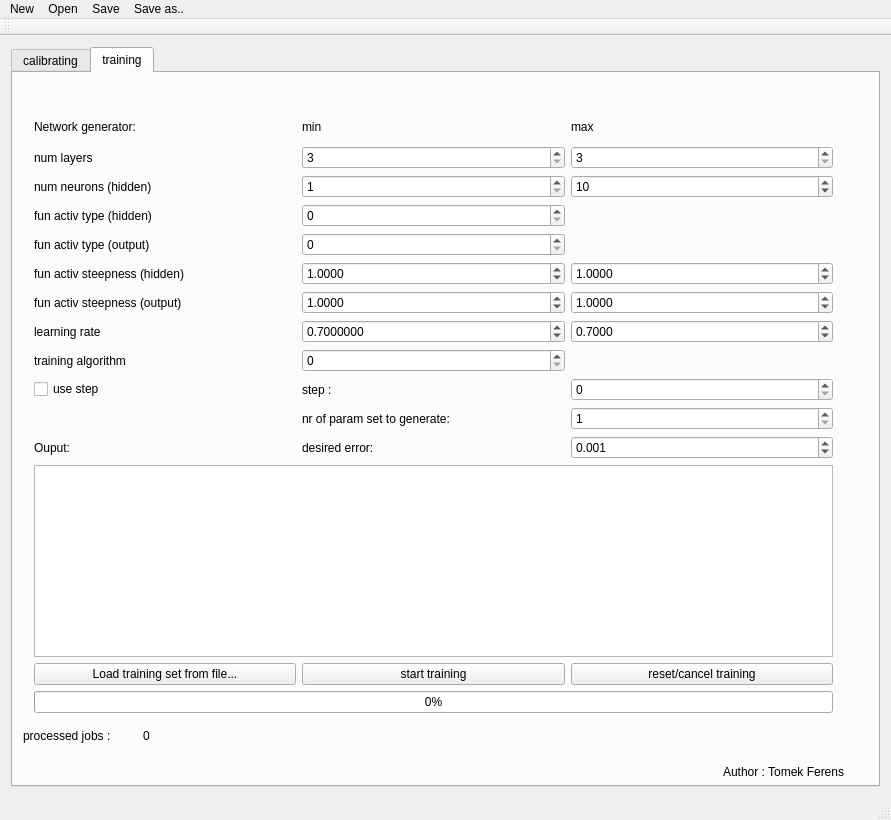
Qt form App/calib_tools/calib_tool/calibtool.ui (ferot/dms) before a commit.
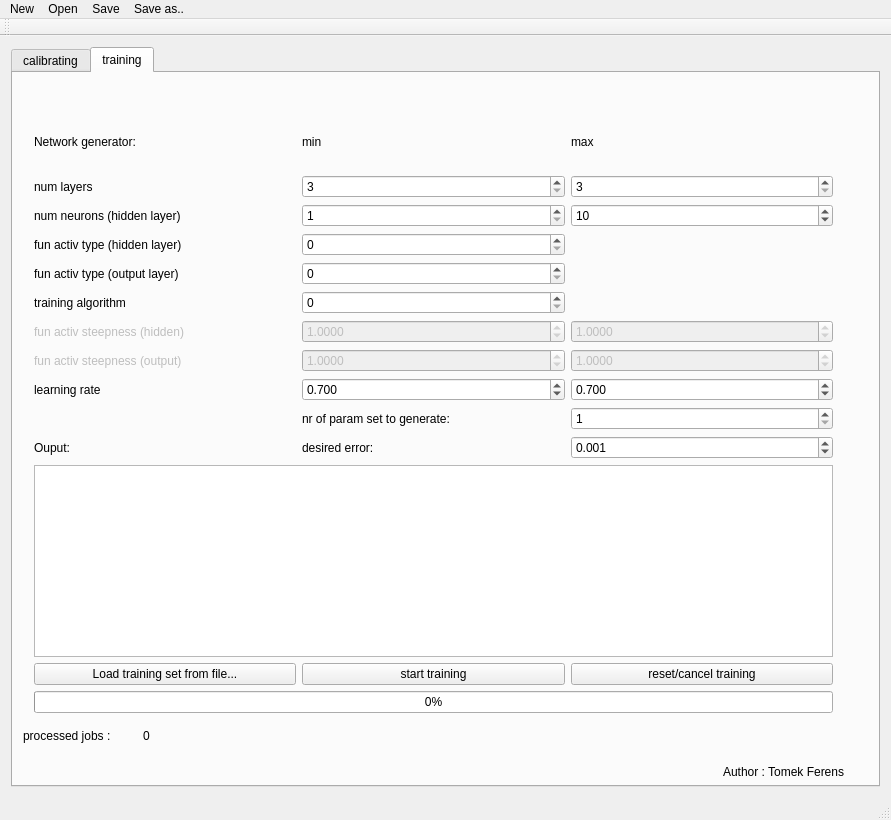
The same form after that commit.

Diff of the .ui file:
```diff
--- a/App/calib_tools/calib_tool/calibtool.ui
+++ b/App/calib_tools/calib_tool/calibtool.ui
@@ -358,6 +358,68 @@
          </rect>
         </property>
         <layout class="QGridLayout" name="gridLayout_2">
+         <item row="21" column="2">
+          <widget class="QPushButton" name="button_cancel_training">
+           <property name="text">
+            <string>reset/cancel training</string>
+           </property>
+          </widget>
+         </item>
+         <item row="6" column="0">
+          <widget class="QLabel" name="label_18">
+           <property name="toolTip">
+            <string extracomment="0 - LINEAR 3-SIGMOID 4-SIG_STEPWISE 5-SIG_SYMMETRIC 6-SIG_SYM_STEP">0 - LINEAR 3-SIGMOID 4-SIG_STEPWISE 5-SIG_SYMMETRIC 6-SIG_SYM_STEP</string>
+           </property>
+           <property name="toolTipDuration">
+            <number>5</number>
+           </property>
+           <property name="text">
+            <string>fun activ type (hidden layer)</string>
+           </property>
+          </widget>
+         </item>
+         <item row="8" column="0">
+          <widget class="QLabel" name="label_19">
+           <property name="text">
+            <string>fun activ type (output layer)</string>
+           </property>
+          </widget>
+         </item>
+         <item row="6" column="1">
+          <widget class="QSpinBox" name="spinBox_fun_hidden_type">
+           <property name="toolTip">
+            <string notr="true">0 - LINEAR 3-SIGMOID 4-SIG_STEPWISE 5-SIG_SYMMETRIC 6-SIG_SYM_STEP</string>
+           </property>
+           <property name="whatsThis">
+            <string extracomment="0 - LINEAR 3-SIGMOID 4-SIG_STEPWISE 5-SIG_SYMMETRIC 6-SIG_SYM_STEP"/>
+           </property>
+           <property name="minimum">
+            <number>0</number>
+           </property>
+           <property name="maximum">
+            <number>1000</number>
+           </property>
+           <property name="value">
+            <number>0</number>
+           </property>
+          </widget>
+         </item>
+         <item row="8" column="1">
+          <widget class="QSpinBox" name="spinBox_fun_output_type">
+           <property name="toolTip">
+            <string>0 - LINEAR 3-SIGMOID 4-SIG_STEPWISE 5-SIG_SYMMETRIC 6-SIG_SYM_STEP</string>
+           </property>
+           <property name="minimum">
+            <number>0</number>
+           </property>
+           <property name="maximum">
+            <number>1000</number>
+           </property>
+           <property name="value">
+            <number>0</number>
+           </property>
+          </widget>
+         </item>
          <item row="5" column="2">
           <widget class="QSpinBox" name="spinBox_numneur_max">
            <property name="minimum">
@@ -374,7 +436,7 @@
            </property>
           </widget>
          </item>
-         <item row="15" column="0" rowspan="3" colspan="3">
+         <item row="17" column="0" rowspan="3" colspan="3">
           <widget class="QTextEdit" name="text_edit_output"/>
          </item>
          <item row="1" column="0">
@@ -387,12 +449,15 @@
          <item row="5" column="0">
           <widget class="QLabel" name="label_7">
            <property name="text">
-            <string>num neurons (hidden)</string>
+            <string>num neurons (hidden layer)</string>
            </property>
           </widget>
          </item>
-         <item row="8" column="2">
+         <item row="10" column="2">
           <widget class="QDoubleSpinBox" name="doubleSpinBox_funhidsteep_max">
+           <property name="enabled">
+            <bool>false</bool>
+           </property>
            <property name="decimals">
             <number>4</number>
            </property>
@@ -404,16 +469,13 @@
            </property>
           </widget>
          </item>
-         <item row="20" column="0" colspan="3">
+         <item row="22" column="0" colspan="3">
           <widget class="QProgressBar" name="progressBar">
            <property name="value">
             <number>0</number>
            </property>
           </widget>
          </item>
-         <item row="12" column="2">
-          <widget class="QSpinBox" name="step_spinBox_7"/>
-         </item>
          <item row="5" column="1">
           <widget class="QSpinBox" name="spinBox_numneur_min">
            <property name="minimum">
@@ -444,15 +506,21 @@
            </property>
           </widget>
          </item>
-         <item row="9" column="0">
+         <item row="12" column="0">
           <widget class="QLabel" name="label_9">
+           <property name="enabled">
+            <bool>false</bool>
+           </property>
            <property name="text">
             <string>fun activ steepness (output)</string>
            </property>
           </widget>
          </item>
-         <item row="9" column="2">
+         <item row="12" column="2">
           <widget class="QDoubleSpinBox" name="doubleSpinBox_funoutpsteep_max">
+           <property name="enabled">
+            <bool>false</bool>
+           </property>
            <property name="decimals">
             <number>4</number>
            </property>
@@ -471,15 +539,18 @@
            </property>
           </widget>
          </item>
-         <item row="19" column="0">
+         <item row="21" column="0">
           <widget class="QPushButton" name="loadFromFileButton">
            <property name="text">
             <string>Load training set from file...</string>
            </property>
           </widget>
          </item>
-         <item row="8" column="1">
+         <item row="10" column="1">
           <widget class="QDoubleSpinBox" name="doubleSpinBox_funhidsteep_min">
+           <property name="enabled">
+            <bool>false</bool>
+           </property>
            <property name="decimals">
             <number>4</number>
            </property>
@@ -491,15 +562,11 @@
            </property>
           </widget>
          </item>
-         <item row="12" column="0">
-          <widget class="QCheckBox" name="step_checkBox">
-           <property name="text">
-            <string>use step </string>
-           </property>
-          </widget>
-         </item>
-         <item row="9" column="1">
+         <item row="12" column="1">
           <widget class="QDoubleSpinBox" name="doubleSpinBox__funoutpsteep_min">
+           <property name="enabled">
+            <bool>false</bool>
+           </property>
            <property name="decimals">
             <number>4</number>
            </property>
@@ -518,20 +585,16 @@
            </property>
           </widget>
          </item>
-         <item row="8" column="0">
+         <item row="10" column="0">
           <widget class="QLabel" name="label_8">
+           <property name="enabled">
+            <bool>false</bool>
+           </property>
            <property name="text">
             <string>fun activ steepness (hidden)</string>
            </property>
           </widget>
          </item>
-         <item row="12" column="1">
-          <widget class="QLabel" name="label_10">
-           <property name="text">
-            <string>step : </string>
-           </property>
-          </widget>
-         </item>
          <item row="4" column="0">
           <widget class="QLabel" name="label_6">
            <property name="text">
@@ -539,17 +602,17 @@
            </property>
           </widget>
          </item>
-         <item row="10" column="0">
+         <item row="13" column="0">
           <widget class="QLabel" name="label_5">
            <property name="text">
             <string>learning rate</string>
            </property>
           </widget>
          </item>
-         <item row="10" column="1">
+         <item row="13" column="1">
           <widget class="QDoubleSpinBox" name="doubleSpinBox_learnrate_min">
            <property name="decimals">
-            <number>7</number>
+            <number>3</number>
            </property>
            <property name="minimum">
             <double>0.100000000000000</double>
@@ -565,10 +628,10 @@
            </property>
           </widget>
          </item>
-         <item row="10" column="2">
+         <item row="13" column="2">
           <widget class="QDoubleSpinBox" name="doubleSpinBox_learnrate_max">
            <property name="decimals">
-            <number>4</number>
+            <number>3</number>
            </property>
            <property name="singleStep">
             <double>0.010000000000000</double>
@@ -578,14 +641,14 @@
            </property>
           </widget>
          </item>
-         <item row="14" column="1">
+         <item row="16" column="1">
           <widget class="QLabel" name="label_14">
            <property name="text">
             <string>desired error:</string>
            </property>
           </widget>
          </item>
-         <item row="14" column="2">
+         <item row="16" column="2">
           <widget class="QDoubleSpinBox" name="doubleSpinBox_desired_error">
            <property name="decimals">
             <number>3</number>
@@ -598,21 +661,21 @@
            </property>
           </widget>
          </item>
-         <item row="13" column="1">
+         <item row="15" column="1">
           <widget class="QLabel" name="label_15">
            <property name="text">
             <string>nr of param set to generate:</string>
            </property>
           </widget>
          </item>
-         <item row="14" column="0">
+         <item row="16" column="0">
           <widget class="QLabel" name="label_train_output">
            <property name="text">
             <string>Ouput:</string>
            </property>
           </widget>
          </item>
-         <item row="13" column="2">
+         <item row="15" column="2">
           <widget class="QSpinBox" name="spinBox_setCount">
            <property name="minimum">
             <number>1</number>
@@ -622,76 +685,14 @@
            </property>
           </widget>
          </item>
-         <item row="19" column="1">
+         <item row="21" column="1">
           <widget class="QPushButton" name="button_start_training">
            <property name="text">
             <string>start training</string>
            </property>
           </widget>
          </item>
-         <item row="19" column="2">
-          <widget class="QPushButton" name="button_cancel_training">
-           <property name="text">
-            <string>reset/cancel training</string>
-           </property>
-          </widget>
-         </item>
-         <item row="6" column="0">
-          <widget class="QLabel" name="label_18">
-           <property name="toolTip">
-            <string extracomment="0 - LINEAR 3-SIGMOID 4-SIG_STEPWISE 5-SIG_SYMMETRIC 6-SIG_SYM_STEP">0 - LINEAR 3-SIGMOID 4-SIG_STEPWISE 5-SIG_SYMMETRIC 6-SIG_SYM_STEP</string>
-           </property>
-           <property name="toolTipDuration">
-            <number>5</number>
-           </property>
-           <property name="text">
-            <string>fun activ type (hidden)</string>
-           </property>
-          </widget>
-         </item>
-         <item row="7" column="0">
-          <widget class="QLabel" name="label_19">
-           <property name="text">
-            <string>fun activ type (output)</string>
-           </property>
-          </widget>
-         </item>
-         <item row="6" column="1">
-          <widget class="QSpinBox" name="spinBox_fun_hidden_type">
-           <property name="toolTip">
-            <string notr="true">0 - LINEAR 3-SIGMOID 4-SIG_STEPWISE 5-SIG_SYMMETRIC 6-SIG_SYM_STEP</string>
-           </property>
-           <property name="whatsThis">
-            <string extracomment="0 - LINEAR 3-SIGMOID 4-SIG_STEPWISE 5-SIG_SYMMETRIC 6-SIG_SYM_STEP"/>
-           </property>
-           <property name="minimum">
-            <number>0</number>
-           </property>
-           <property name="maximum">
-            <number>1000</number>
-           </property>
-           <property name="value">
-            <number>0</number>
-           </property>
-          </widget>
-         </item>
-         <item row="7" column="1">
-          <widget class="QSpinBox" name="spinBox_fun_output_type">
-           <property name="toolTip">
-            <string>0 - LINEAR 3-SIGMOID 4-SIG_STEPWISE 5-SIG_SYMMETRIC 6-SIG_SYM_STEP</string>
-           </property>
-           <property name="minimum">
-            <number>0</number>
-           </property>
-           <property name="maximum">
-            <number>1000</number>
-           </property>
-           <property name="value">
-            <number>0</number>
-           </property>
-          </widget>
-         </item>
-         <item row="11" column="0">
+         <item row="9" column="0">
           <widget class="QLabel" name="label_20">
            <property name="toolTip">
             <string extracomment="0 - LINEAR 3-SIGMOID 4-SIG_STEPWISE 5-SIG_SYMMETRIC 6-SIG_SYM_STEP">0 - LINEAR 3-SIGMOID 4-SIG_STEPWISE 5-SIG_SYMMETRIC 6-SIG_SYM_STEP</string>
@@ -704,7 +705,7 @@
            </property>
           </widget>
          </item>
-         <item row="11" column="1">
+         <item row="9" column="1">
           <widget class="QSpinBox" name="spinBox_train_alg">
            <property name="toolTip">
             <string notr="true">0 - BACKPROP 1-BATCH 2-RPROP 3-QUICKPROP 4-SARPROP</string>
```
